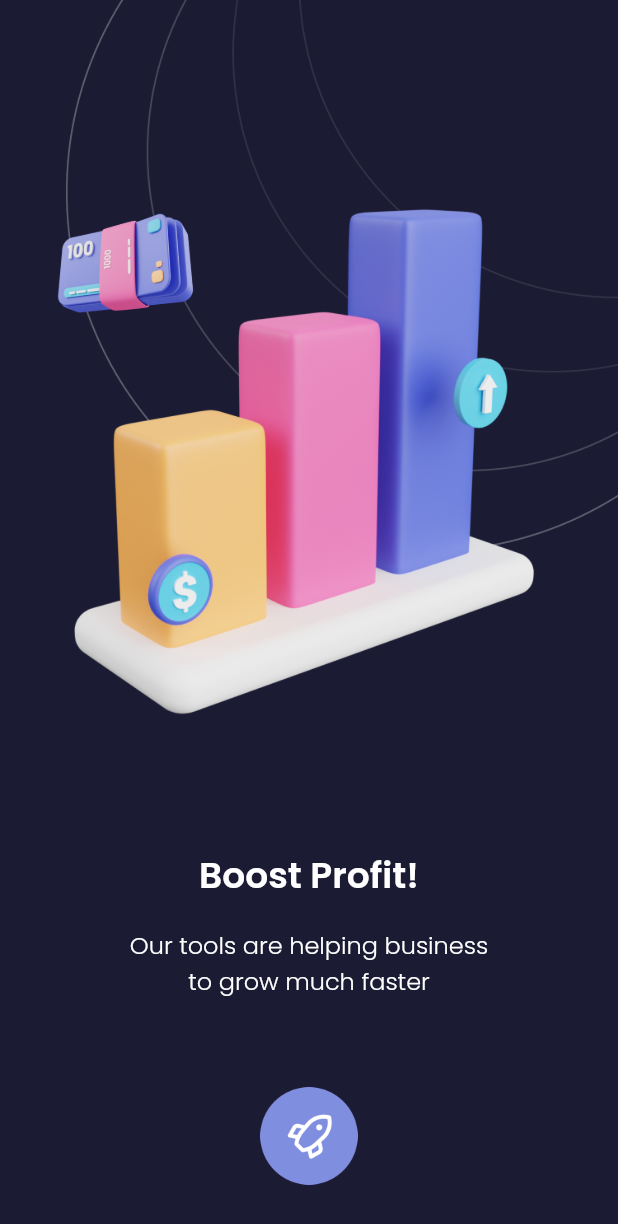
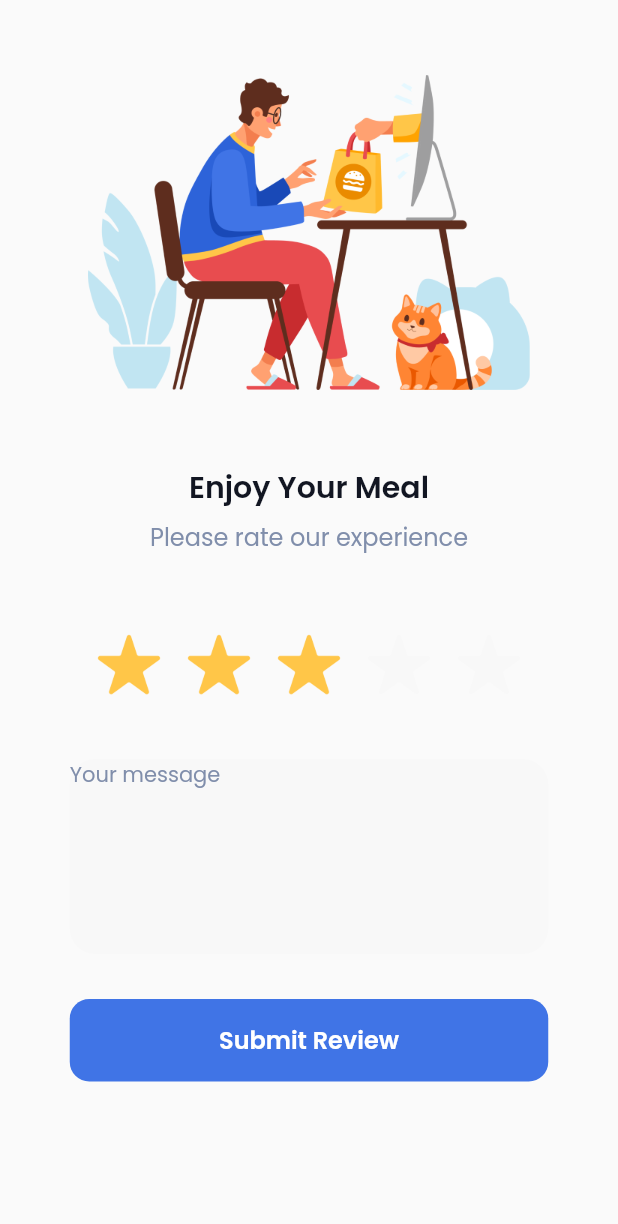
Before and after one commit to khoir-roni/SevenDaysChallange, a Flutter app: the screen it shows after launch, on a phone screen of 412 x 824 dp. Shown: the top 1224 px of the screen. Run offline on Flutter 3.47's test engine with Material 2 defaults, Android fonts, the light colour scheme and no system bars; our stand-ins replace google_fonts.

Commit message:
light Rating screen

```diff
--- a/lib/main.dart
+++ b/lib/main.dart
@@ -3,10 +3,12 @@ import 'package:seven_day/pages/empty_state.dart';
 import 'package:seven_day/pages/first_splast.dart';
 import 'package:seven_day/pages/fist_singin.dart';
 import 'package:seven_day/pages/get_started_page.dart';
+import 'package:seven_day/pages/rating_screen.dart';
 import 'package:seven_day/pages/second_splash.dart';
 import 'package:seven_day/pages/v2_empty_state.dart';
 import 'package:seven_day/pages/v2_first_sign_in.dart';
 import 'package:seven_day/pages/v2_get_started_screen.dart';
+import 'package:seven_day/pages/v2_rating_screen.dart';
 
 void main() => runApp(SevenDays());
 
@@ -17,7 +19,7 @@ class SevenDays extends StatelessWidget {
     return MaterialApp(
       debugShowCheckedModeBanner: false,
       title: 'Flutter Demo',
-      home: V2EmptyState(),
+      home: LightRatingScreen(),
     );
   }
 }
--- /dev/null
+++ b/lib/pages/v2_rating_screen.dart
@@ -0,0 +1,94 @@
+import 'package:flutter/material.dart';
+import 'package:google_fonts/google_fonts.dart';
+
+class LightRatingScreen extends StatelessWidget {
+  @override
+  Widget build(BuildContext context) {
+    return Scaffold(
+      body: Column(
+        children: [
+          Padding(
+            padding: const EdgeInsets.only(
+              top: 50.0,
+              left: 28,
+              right: 28,
+            ),
+            child: Center(
+              child: Image.asset(
+                'assets/home office1 1.png',
+                height: 210,
+              ),
+            ),
+          ),
+          SizedBox(
+            height: 50,
+          ),
+          Text(
+            'Enjoy Your Meal',
+            style: GoogleFonts.poppins(
+              color: Color(0xff121622),
+              fontSize: 20,
+              fontWeight: FontWeight.w600,
+            ),
+          ),
+          SizedBox(
+            height: 6,
+          ),
+          Text(
+            'Please rate our experience',
+            style: GoogleFonts.poppins(
+              fontSize: 16,
+              color: Color(0xff808EAB),
+            ),
+          ),
+          SizedBox(
+            height: 50,
+          ),
+          Image.asset(
+            'assets/stars.png',
+            height: 50,
+          ),
+          SizedBox(
+            height: 36,
+          ),
+          Container(
+            height: 130,
+            width: 319,
+            decoration: BoxDecoration(
+              color: Color(0xffF8F8F8),
+              borderRadius: BorderRadius.circular(17),
+            ),
+            child: Text(
+              'Your message',
+              style: GoogleFonts.poppins(
+                color: Color(0xff808EAB),
+                fontSize: 14,
+              ),
+            ),
+          ),
+          SizedBox(
+            height: 30,
+          ),
+          Container(
+            height: 55,
+            width: 319,
+            decoration: BoxDecoration(
+              color: Color(0xff4074E6),
+              borderRadius: BorderRadius.circular(13),
+            ),
+            child: Align(
+              child: Text(
+                'Submit Review',
+                style: GoogleFonts.poppins(
+                  color: Color(0xffFFFFFF),
+                  fontSize: 16,
+                  fontWeight: FontWeight.w600,
+                ),
+              ),
+            ),
+          )
+        ],
+      ),
+    );
+  }
+}
```
Also changed, not shown: lib/designSystem/Thames.dart (+21 -0 lines), lib/pages/rating_screen.dart (added, +105 -0 lines), lib/pages/v2_empty_state.dart (+8 -3 lines), assets/btn-1.png (added), assets/btn-2.png (added), assets/btn-3.png (added), assets/btn.png (added), assets/home office1 1.png (added), assets/pizza.png (added), assets/stars.png (added), 1 other file.
